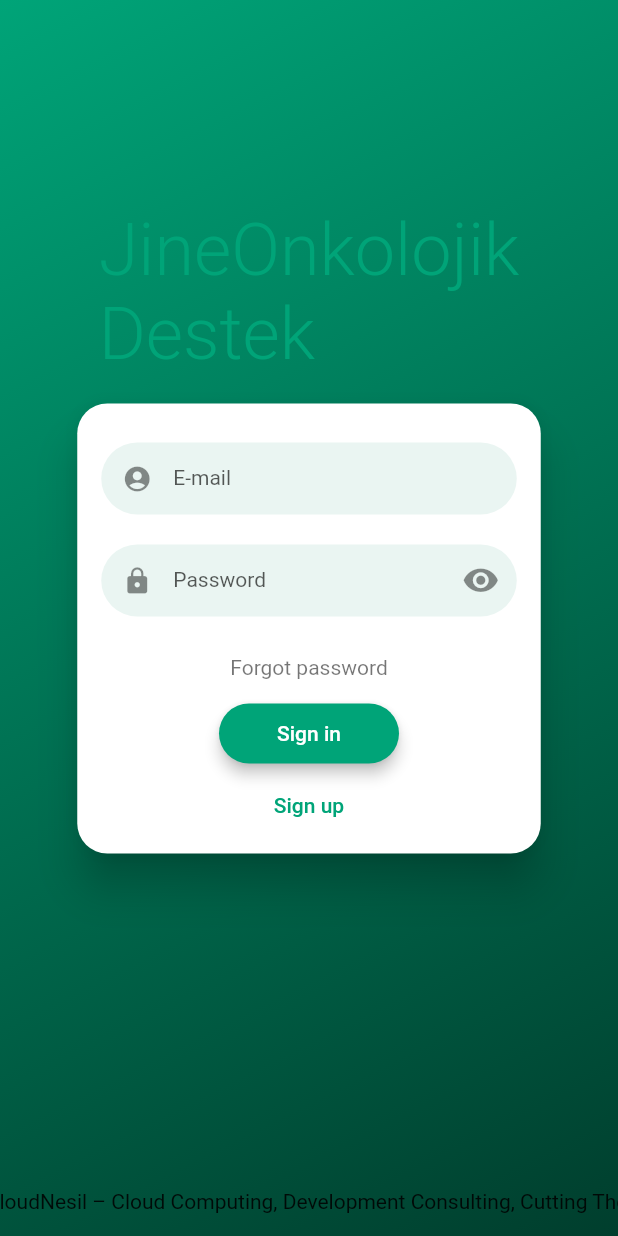
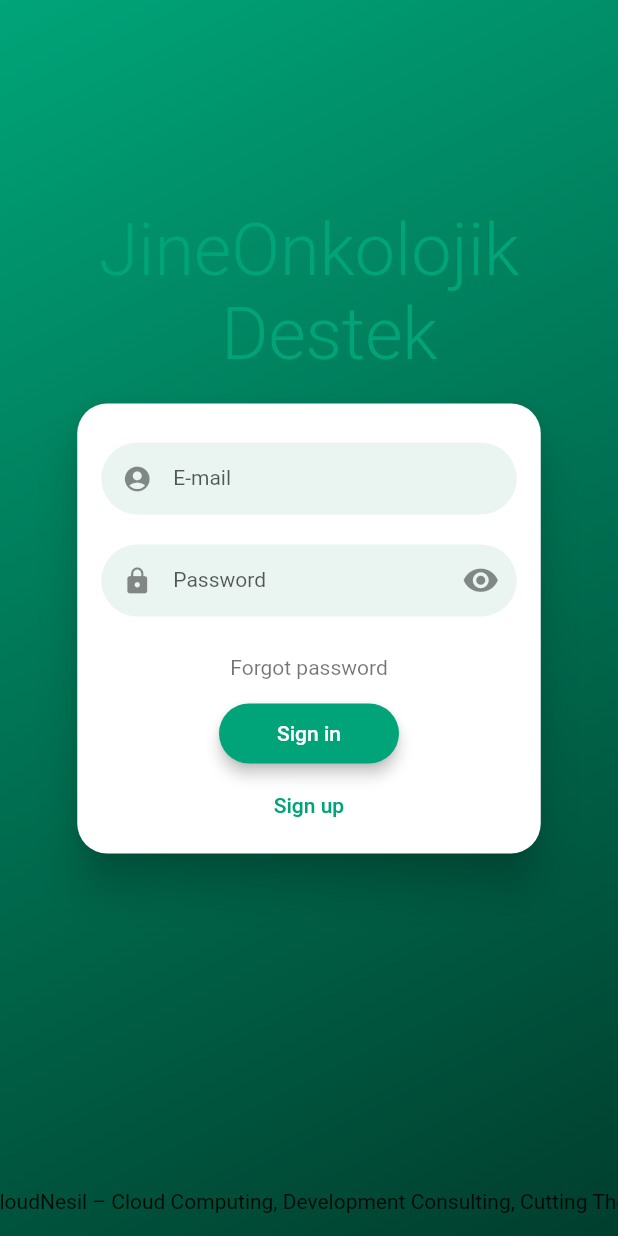
Before and after one commit to SalahAdDin/thesis_cancer, a Flutter app: the screen it shows after launch, on a phone screen of 412 x 824 dp. Run offline on Flutter 3.47's test engine with Material 2 defaults, Android fonts, the phone set to English and light mode, and no system bars; drawn by our look-alikes of flutter_login; our stand-ins replace badges, better_player, cached_network_image, card_swiper, device_info_plus, dots_indicator and 29 more; missing offline and left inert: amplify_api, amplify_flutter, audio_session, colorize, enum_to_string, flutter_app_badger and 3 more; accounts and stored records are empty; generated files the repository leaves out were written again; network calls fail.

Commit message:
:fire: small fixes

```diff
--- a/lib/core/domain/constants.dart
+++ b/lib/core/domain/constants.dart
@@ -3,7 +3,8 @@ import 'package:flutter/widgets.dart';
 /// Application's relation literals
 class AppLiterals {
   /// Application's title
-  static const String title = 'JineOnkolojik\nDestek';
+  // TODO: This must be handle by App Bar Title and Flutter Login
+  static const String title = 'JineOnkolojik\n\t\t\t\t\t\t\tDestek';
 
   /// Application's Logo
   static const String logo = 'assets/images/TODO:';
--- a/lib/features/auth/infrastructure/auth.repository.dart
+++ b/lib/features/auth/infrastructure/auth.repository.dart
@@ -149,6 +149,7 @@ class GraphQLAuthRepository implements AuthRepository {
   }) async {
     try {
       final QueryOptions options = QueryOptions(
+        fetchPolicy: FetchPolicy.networkOnly,
         document: gql(graphQLDocumentLoginUser),
         variables: <String, dynamic>{
           "identifier": identifier,
```
